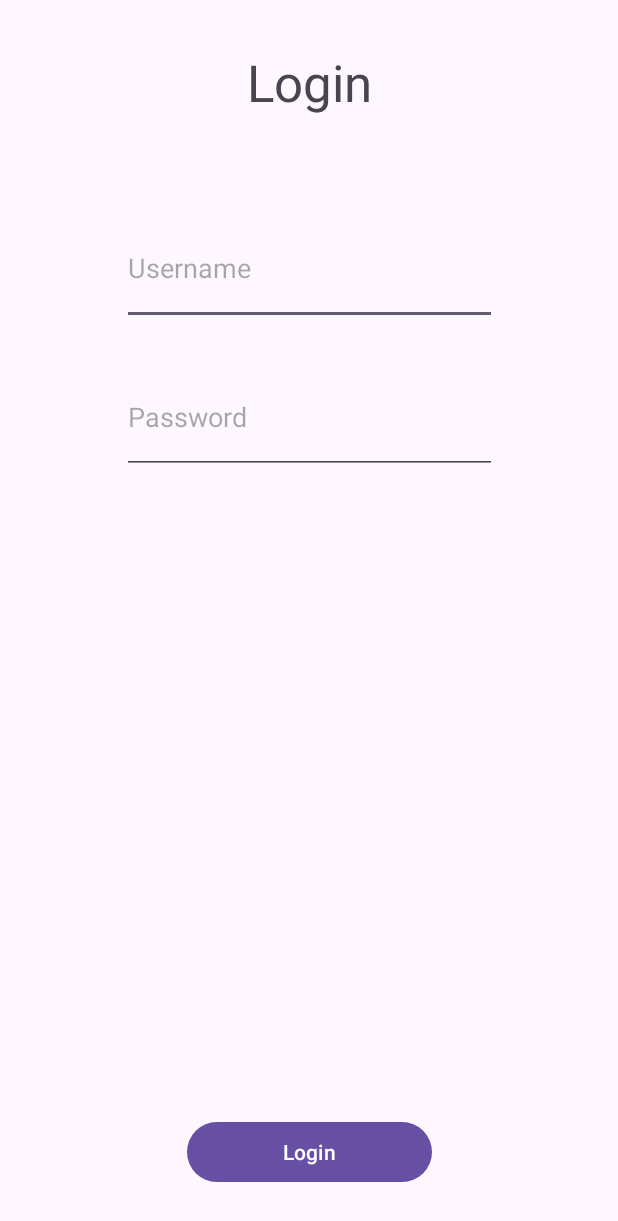
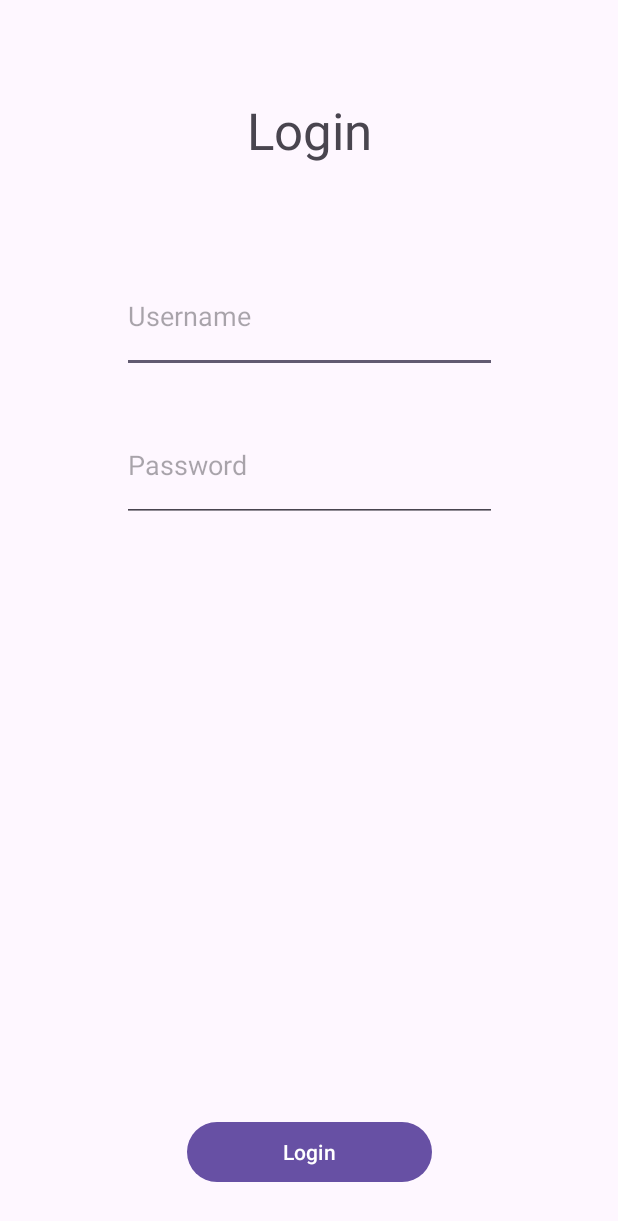
Before and after one commit to thomas-lavoie/PFI, an Android app: the screen it shows after launch (MainActivity), on a phone screen of 412 x 824 dp. Shown: the top 1221 px of the screen. Run offline under Robolectric (Android 15) with nearby library versions, the phone set to English and light mode, and no system bars.

Commit message:
MainActivity(Login) layout et strings (V.2)

```diff
--- a/app/src/main/res/layout/activity_main.xml
+++ b/app/src/main/res/layout/activity_main.xml
@@ -10,7 +10,7 @@
         android:id="@+id/loginTitre"
         android:layout_width="wrap_content"
         android:layout_height="wrap_content"
-        android:layout_marginTop="32dp"
+        android:layout_marginTop="64dp"
         android:text="@string/loginTitre"
         android:textSize="34sp"
         app:layout_constraintEnd_toEndOf="parent"
```
